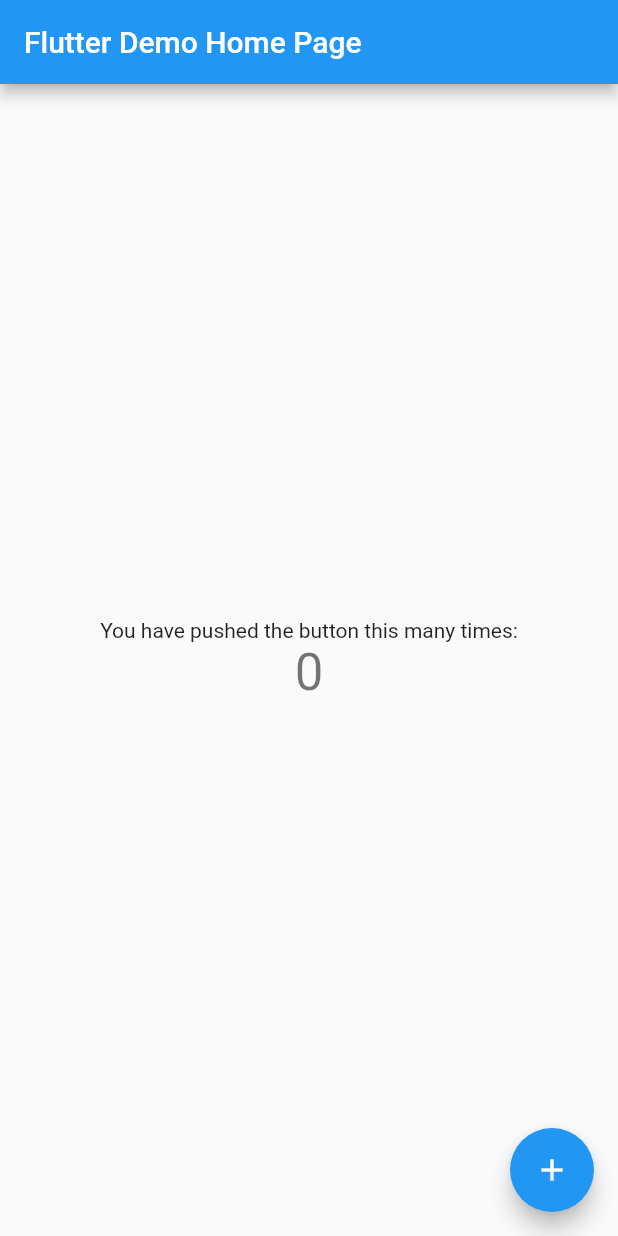
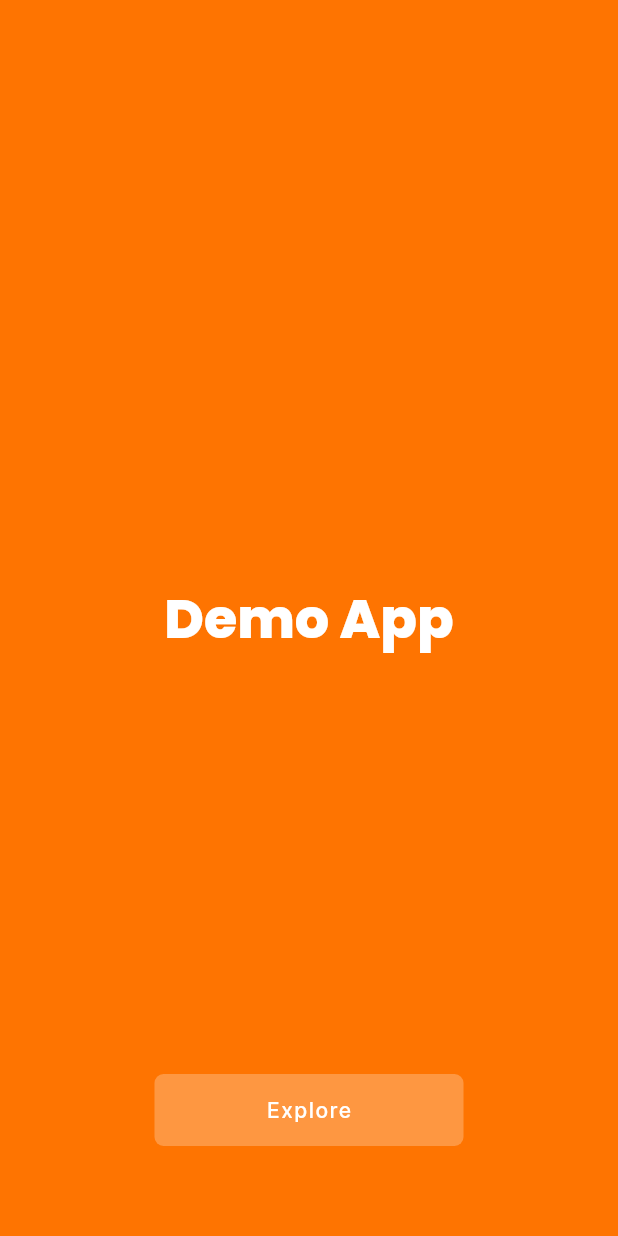
Before and after one commit to briankariuki/demoapp, a Flutter app: the screen it shows after launch, on a phone screen of 412 x 824 dp. Run offline on Flutter 3.47's test engine with Material 2 defaults, Android fonts, the phone set to English and light mode, and no system bars.

Commit message:
add splash page

```diff
--- /dev/null
+++ b/lib/config/palette.dart
@@ -0,0 +1,5 @@
+import 'package:flutter/material.dart';
+
+class Palette {
+  static const Color primary = Color(0xFFFE7401);
+}
--- /dev/null
+++ b/lib/config/theme.dart
@@ -0,0 +1,68 @@
+import 'package:demoapp/config/palette.dart';
+import 'package:demoapp/helpers/helpers.dart';
+import 'package:flutter/material.dart';
+
+final ThemeData appTheme = ThemeData(
+  fontFamily: 'Inter',
+  primarySwatch: generateMaterialColor(Palette.primary),
+  visualDensity: VisualDensity.adaptivePlatformDensity,
+  indicatorColor: Palette.primary,
+  textTheme: TextTheme().copyWith(
+    button: TextStyle(
+      fontSize: 16.0,
+      fontFamily: "Inter",
+      fontWeight: FontWeight.w700,
+      letterSpacing: 1,
+    ),
+    headline2: TextStyle(
+      fontFamily: "Poppins",
+      fontWeight: FontWeight.w400,
+      fontSize: 60.0,
+    ),
+    headline3: TextStyle(
+      fontFamily: "Poppins",
+      fontWeight: FontWeight.w400,
+      fontSize: 48.0,
+    ),
+    headline4: TextStyle(
+      fontFamily: "Poppins",
+      fontWeight: FontWeight.w400,
+      fontSize: 32.0,
+    ),
+    headline5: TextStyle(
+      fontFamily: "Poppins",
+      fontWeight: FontWeight.w400,
+      fontSize: 24.0,
+    ),
+    headline6: TextStyle(
+      fontFamily: "Poppins",
+      fontWeight: FontWeight.w400,
+      fontSize: 20.0,
+    ),
+    bodyText1: TextStyle(
+      fontFamily: "Inter",
+      fontWeight: FontWeight.w700,
+      fontSize: 18.0,
+    ),
+    bodyText2: TextStyle(
+      fontFamily: "Inter",
+      fontWeight: FontWeight.w400,
+      fontSize: 18.0,
+    ),
+    subtitle1: TextStyle(
+      fontFamily: "Inter",
+      fontWeight: FontWeight.w400,
+      fontSize: 16.0,
+    ),
+    subtitle2: TextStyle(
+      fontFamily: "Inter",
+      fontWeight: FontWeight.w500,
+      fontSize: 16.0,
+    ),
+    caption: TextStyle(
+      fontFamily: "Inter",
+      fontWeight: FontWeight.w500,
+      fontSize: 14.0,
+    ),
+  ),
+);
--- /dev/null
+++ b/lib/helpers/helpers.dart
@@ -0,0 +1 @@
+export 'helper_functions.dart';
--- a/lib/main.dart
+++ b/lib/main.dart
@@ -1,117 +1,87 @@
+import 'dart:async';
+
+import 'package:demoapp/config/palette.dart';
+import 'package:demoapp/config/theme.dart';
+import 'package:demoapp/widgets/widgets.dart';
+import 'package:flutter/foundation.dart';
 import 'package:flutter/material.dart';
+import 'package:flutter/services.dart';
 
 void main() {
-  runApp(MyApp());
+  WidgetsFlutterBinding.ensureInitialized();
+
+  LicenseRegistry.addLicense(() async* {
+    final license = await rootBundle.loadString('assets/fonts/Inter OFL.txt');
+    yield LicenseEntryWithLineBreaks(['google_fonts'], license);
+    final license2 =
+        await rootBundle.loadString('assets/fonts/Poppins OFL.txt');
+    yield LicenseEntryWithLineBreaks(['google_fonts'], license2);
+  });
+
+  runZonedGuarded(() {
+    runApp(MyApp());
+  }, (error, stackTrace) {
+    print('runZonedGuarded: Caught error in my root zone.');
+  });
 }
 
 class MyApp extends StatelessWidget {
-  // This widget is the root of your application.
   @override
   Widget build(BuildContext context) {
     return MaterialApp(
-      title: 'Flutter Demo',
-      theme: ThemeData(
-        // This is the theme of your application.
-        //
-        // Try running your application with "flutter run". You'll see the
-        // application has a blue toolbar. Then, without quitting the app, try
-        // changing the primarySwatch below to Colors.green and then invoke
-        // "hot reload" (press "r" in the console where you ran "flutter run",
-        // or simply save your changes to "hot reload" in a Flutter IDE).
-        // Notice that the counter didn't reset back to zero; the application
-        // is not restarted.
-        primarySwatch: Colors.blue,
-        // This makes the visual density adapt to the platform that you run
-        // the app on. For desktop platforms, the controls will be smaller and
-        // closer together (more dense) than on mobile platforms.
-        visualDensity: VisualDensity.adaptivePlatformDensity,
-      ),
+      title: 'Demo App',
+      debugShowCheckedModeBanner: false,
+      theme: appTheme,
       home: MyHomePage(title: 'Flutter Demo Home Page'),
     );
   }
 }
 
-class MyHomePage extends StatefulWidget {
-  MyHomePage({Key key, this.title}) : super(key: key);
-
-  // This widget is the home page of your application. It is stateful, meaning
-  // that it has a State object (defined below) that contains fields that affect
-  // how it looks.
-
-  // This class is the configuration for the state. It holds the values (in this
-  // case the title) provided by the parent (in this case the App widget) and
-  // used by the build method of the State. Fields in a Widget subclass are
-  // always marked "final".
-
+class MyHomePage extends StatelessWidget {
   final String title;
 
-  @override
-  _MyHomePageState createState() => _MyHomePageState();
-}
-
-class _MyHomePageState extends State<MyHomePage> {
-  int _counter = 0;
-
-  void _incrementCounter() {
-    setState(() {
-      // This call to setState tells the Flutter framework that something has
-      // changed in this State, which causes it to rerun the build method below
-      // so that the display can reflect the updated values. If we changed
-      // _counter without calling setState(), then the build method would not be
-      // called again, and so nothing would appear to happen.
-      _counter++;
-    });
-  }
+  const MyHomePage({Key key, this.title}) : super(key: key);
 
   @override
   Widget build(BuildContext context) {
-    // This method is rerun every time setState is called, for instance as done
-    // by the _incrementCounter method above.
-    //
-    // The Flutter framework has been optimized to make rerunning build methods
-    // fast, so that you can just rebuild anything that needs updating rather
-    // than having to individually change instances of widgets.
+    double screenWidth = MediaQuery.of(context).size.width;
     return Scaffold(
-      appBar: AppBar(
-        // Here we take the value from the MyHomePage object that was created by
-        // the App.build method, and use it to set our appbar title.
-        title: Text(widget.title),
-      ),
-      body: Center(
-        // Center is a layout widget. It takes a single child and positions it
-        // in the middle of the parent.
-        child: Column(
-          // Column is also a layout widget. It takes a list of children and
-          // arranges them vertically. By default, it sizes itself to fit its
-          // children horizontally, and tries to be as tall as its parent.
-          //
-          // Invoke "debug painting" (press "p" in the console, choose the
-          // "Toggle Debug Paint" action from the Flutter Inspector in Android
-          // Studio, or the "Toggle Debug Paint" command in Visual Studio Code)
-          // to see the wireframe for each widget.
-          //
-          // Column has various properties to control how it sizes itself and
-          // how it positions its children. Here we use mainAxisAlignment to
-          // center the children vertically; the main axis here is the vertical
-          // axis because Columns are vertical (the cross axis would be
-          // horizontal).
-          mainAxisAlignment: MainAxisAlignment.center,
-          children: <Widget>[
-            Text(
-              'You have pushed the button this many times:',
+      backgroundColor: Palette.primary,
+      body: SafeArea(
+        child: Stack(
+          children: [
+            Container(
+              alignment: Alignment.center,
+              child: Text(
+                "Demo App",
+                style: Theme.of(context).textTheme.headline3.copyWith(
+                      color: Colors.white,
+                      fontWeight: FontWeight.w800,
+                      fontSize: 36.0,
+                    ),
+              ),
             ),
-            Text(
-              '$_counter',
-              style: Theme.of(context).textTheme.headline4,
-            ),
+            Positioned(
+              bottom: 60.0,
+              right: 0.0,
+              left: 0.0,
+              child: Row(
+                mainAxisAlignment: MainAxisAlignment.center,
+                children: [
+                  MainButton(
+                    color: Colors.white.withOpacity(0.25),
+                    textColor: Colors.white,
+                    height: 48.0,
+                    title: "Explore",
+                    minWidth: screenWidth / 2,
+                    onTap: () {},
+                  ),
+                ],
+              ),
+            )
           ],
         ),
       ),
-      floatingActionButton: FloatingActionButton(
-        onPressed: _incrementCounter,
-        tooltip: 'Increment',
-        child: Icon(Icons.add),
-      ), // This trailing comma makes auto-formatting nicer for build methods.
     );
   }
 }
--- /dev/null
+++ b/lib/widgets/global_widgets/buttons.dart
@@ -0,0 +1,48 @@
+import 'package:flutter/material.dart';
+
+class MainButton extends StatelessWidget {
+  final Function onTap;
+  final String title;
+  final double height;
+  final double minWidth;
+  final Color color;
+  final Color textColor;
+
+  const MainButton({
+    Key key,
+    this.onTap,
+    this.title,
+    this.height,
+    this.minWidth,
+    this.color,
+    this.textColor,
+  }) : super(key: key);
+  @override
+  Widget build(BuildContext context) {
+    return ButtonTheme(
+      minWidth: minWidth,
+      height: height,
+      child: FlatButton(
+        splashColor: Colors.white24,
+        shape: RoundedRectangleBorder(
+          borderRadius: BorderRadius.circular(6),
+        ),
+        color: color,
+        padding: EdgeInsets.symmetric(
+          horizontal: 10.0,
+          vertical: 12.0,
+        ),
+        child: Text(
+          title,
+          style: TextStyle(
+            fontSize: 14,
+            color: textColor,
+            fontFamily: 'Inter',
+            fontWeight: FontWeight.w500,
+          ),
+        ),
+        onPressed: onTap,
+      ),
+    );
+  }
+}
--- /dev/null
+++ b/lib/widgets/widgets.dart
@@ -0,0 +1 @@
+export 'global_widgets/buttons.dart';
```
Also changed, not shown: assets/fonts/Inter OFL.txt (added, +93 -0 lines), assets/fonts/Poppins OFL.txt (added, +93 -0 lines), lib/helpers/helper_functions.dart (added, +35 -0 lines), pubspec.yaml (+15 -51 lines), assets/fonts/Inter-Medium.ttf (added), assets/fonts/Inter-Regular.ttf (added), assets/fonts/Inter-SemiBold.ttf (added), assets/fonts/Poppins-Bold.ttf (added), assets/fonts/Poppins-ExtraBold.ttf (added), lib/screens/screens.dart (added), 1 other file.
